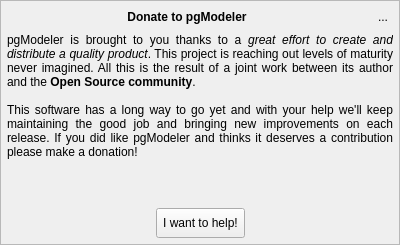
First picture: the form in libs/libgui/ui/widgets/donatewidget.ui, repository pgmodeler/pgmodeler, before the edit.
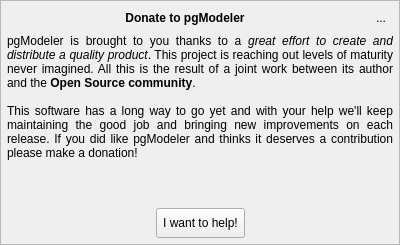
Second picture: the form after the edit. Icons and pictures are not drawn.

Patch:
```diff
--- a/libs/libgui/ui/widgets/donatewidget.ui
+++ b/libs/libgui/ui/widgets/donatewidget.ui
@@ -80,18 +80,6 @@
       </item>
       <item row="0" column="1">
        <widget class="QToolButton" name="hide_tb">
-        <property name="minimumSize">
-         <size>
-          <width>20</width>
-          <height>20</height>
-         </size>
-        </property>
-        <property name="maximumSize">
-         <size>
-          <width>20</width>
-          <height>20</height>
-         </size>
-        </property>
         <property name="toolTip">
          <string>Hide this widget</string>
         </property>
@@ -102,6 +90,12 @@
          <iconset resource="../../res/resources.qrc">
           <normaloff>:/icons/icons/close1.png</normaloff>:/icons/icons/close1.png</iconset>
         </property>
+        <property name="iconSize">
+         <size>
+          <width>25</width>
+          <height>25</height>
+         </size>
+        </property>
         <property name="autoRaise">
          <bool>true</bool>
         </property>
```
Left out of the diff: 1 changed line with no effect on the pictures.
